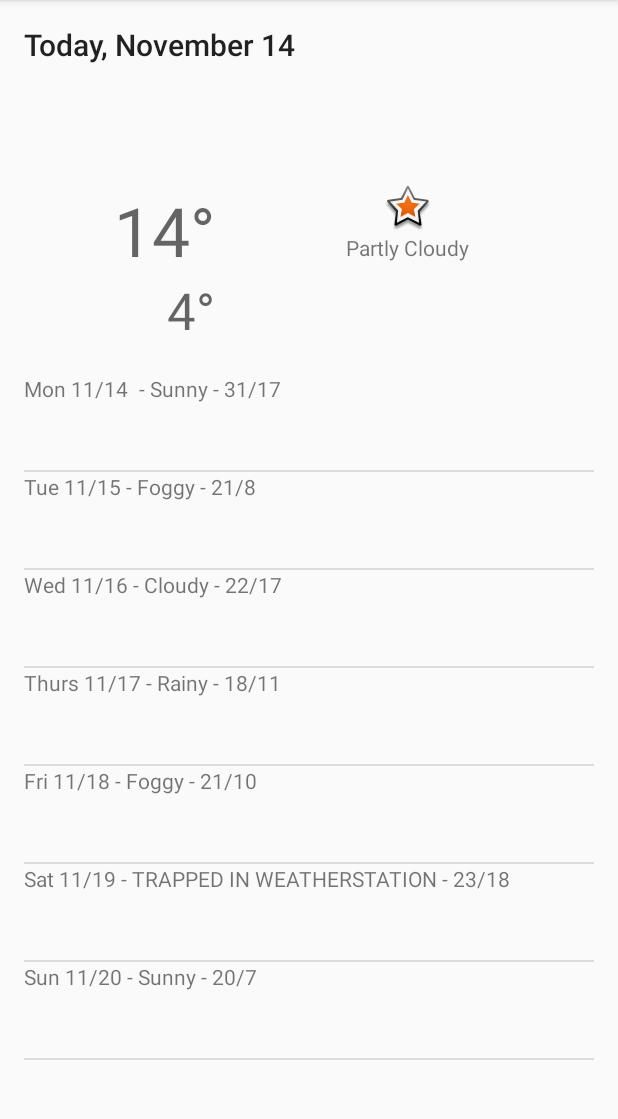
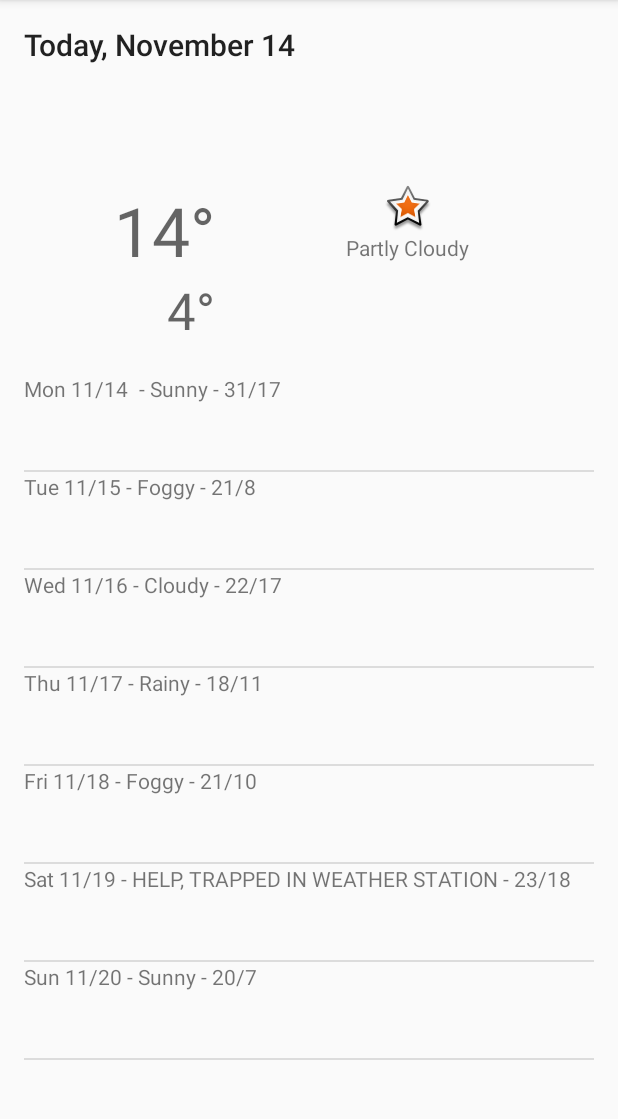
Before and after one commit to MobiusTesseract/Sunshine, an Android app: the screen it shows after launch (MainActivity), on a phone screen of 412 x 824 dp, the part 84-1203 px from its top. Run offline under Robolectric (Android 15) with nearby library versions, the phone set to English and light mode, and no system bars.

Commit message:
Layout RTL fixes String updates

```diff
--- a/app/src/main/java/one/tesseract/uom/sunshine/MainActivity.java
+++ b/app/src/main/java/one/tesseract/uom/sunshine/MainActivity.java
@@ -64,9 +64,9 @@ public class MainActivity extends ActionBarActivity {
                     "Mon 11/14 - Sunny - 31/17",
                     "Tue 11/15 - Foggy - 21/8",
                     "Wed 11/16 - Cloudy - 22/17",
-                    "Thurs 11/17 - Rainy - 18/11",
+                    "Thu 11/17 - Rainy - 18/11",
                     "Fri 11/18 - Foggy - 21/10",
-                    "Sat 11/19 - TRAPPED IN WEATHERSTATION - 23/18",
+                    "Sat 11/19 - HELP, TRAPPED IN WEATHER STATION - 23/18",
                     "Sun 11/20 - Sunny - 20/7"
             };
             //ArrayList<String> forecastList = new ArrayList<>(Arrays.asList(weekForecast));
--- a/app/src/main/res/layout/fragment_main.xml
+++ b/app/src/main/res/layout/fragment_main.xml
@@ -1,61 +1,59 @@
-<RelativeLayout xmlns:android="http://schemas.android.com/apk/res/android"
-    xmlns:app="http://schemas.android.com/apk/res-auto"
-    xmlns:tools="http://schemas.android.com/tools" android:layout_width="match_parent"
-    android:layout_height="match_parent" android:paddingLeft="@dimen/activity_horizontal_margin"
+<RelativeLayout
+    xmlns:android="http://schemas.android.com/apk/res/android"
+    xmlns:tools="http://schemas.android.com/tools"
+    android:layout_width="match_parent"
+    android:layout_height="match_parent"
+    android:paddingLeft="@dimen/activity_horizontal_margin"
     android:paddingRight="@dimen/activity_horizontal_margin"
     android:paddingTop="@dimen/activity_vertical_margin"
     android:paddingBottom="@dimen/activity_vertical_margin"
     tools:context=".MainActivity$PlaceholderFragment">
 
     <TextView
-        android:text="Today, November 14"
+        android:text="@string/dummyTitle"
         android:layout_width="wrap_content"
         android:layout_height="wrap_content"
         android:id="@+id/titleText"
         android:textAppearance="@android:style/TextAppearance.Material.Title" />
 
     <TextView
-        android:text="14°"
+        android:text="@string/dummyHighTemp"
         android:layout_width="wrap_content"
         android:layout_height="wrap_content"
         android:layout_marginTop="80dp"
         android:id="@+id/highTempText"
         android:textAppearance="@android:style/TextAppearance.Material.Display2"
         android:layout_below="@+id/titleText"
-        android:layout_alignParentLeft="true"
         android:layout_alignParentStart="true"
-        android:layout_marginLeft="60dp"
         android:layout_marginStart="60dp" />
 
     <TextView
-        android:text="4°"
+        android:text="@string/dummyLowTemp"
         android:layout_width="wrap_content"
         android:layout_height="wrap_content"
         android:id="@+id/lowTempText"
         android:textAppearance="@android:style/TextAppearance.Material.Display1"
         android:layout_below="@+id/highTempText"
-        android:layout_alignRight="@+id/highTempText"
         android:layout_alignEnd="@+id/highTempText" />
 
     <ImageView
+        android:contentDescription="@string/dummyIconDesc"
         android:layout_width="wrap_content"
         android:layout_height="wrap_content"
         android:src="@android:drawable/star_big_on"
         android:id="@+id/weatherIcon"
         android:layout_alignTop="@+id/highTempText"
-        android:layout_alignParentLeft="true"
         android:layout_alignParentStart="true"
-        android:layout_marginLeft="240dp"
         android:layout_marginStart="240dp" />
 
     <TextView
-        android:text="Partly Cloudy"
+        android:text="@string/dummyStatus"
         android:layout_width="wrap_content"
         android:layout_height="wrap_content"
         android:id="@+id/weatherStatus"
-        android:layout_marginRight="-25dp"
         android:layout_below="@id/weatherIcon"
-        android:layout_alignRight="@+id/weatherIcon" />
+        android:layout_marginStart="-25dp"
+        android:layout_alignStart="@+id/weatherIcon" />
 
     <ListView
         android:layout_width="match_parent"
@@ -63,7 +61,6 @@
         android:layout_below="@id/lowTempText"
         android:layout_marginTop="20dp"
         android:id="@+id/listView_forecast"
-        tools:listitem="@layout/list_item_forecast"
-        />
+        tools:listitem="@layout/list_item_forecast" />
 
 </RelativeLayout>
--- a/app/src/main/res/layout/list_item_forecast.xml
+++ b/app/src/main/res/layout/list_item_forecast.xml
@@ -7,5 +7,4 @@
     android:layout_gravity="center_vertical"
     android:minHeight="?android:listPreferredItemHeight"
     android:id="@+id/list_item_forecast_textView"
-    tools:text="Today - Sunny - 21/9">
-    </TextView>
+    tools:text="Today - Sunny - 21/9" />
--- a/app/src/main/res/values/strings.xml
+++ b/app/src/main/res/values/strings.xml
@@ -4,4 +4,10 @@
     <string name="app_name">Sunshine</string>
     <string name="action_settings">Settings</string>
 
+    <string name="dummyTitle">Today, November 14</string>
+    <string name="dummyHighTemp">14°</string>
+    <string name="dummyLowTemp">4°</string>
+    <string name="dummyIconDesc">Weather Icon</string>
+    <string name="dummyStatus">Partly Cloudy</string>
+
 </resources>
```
